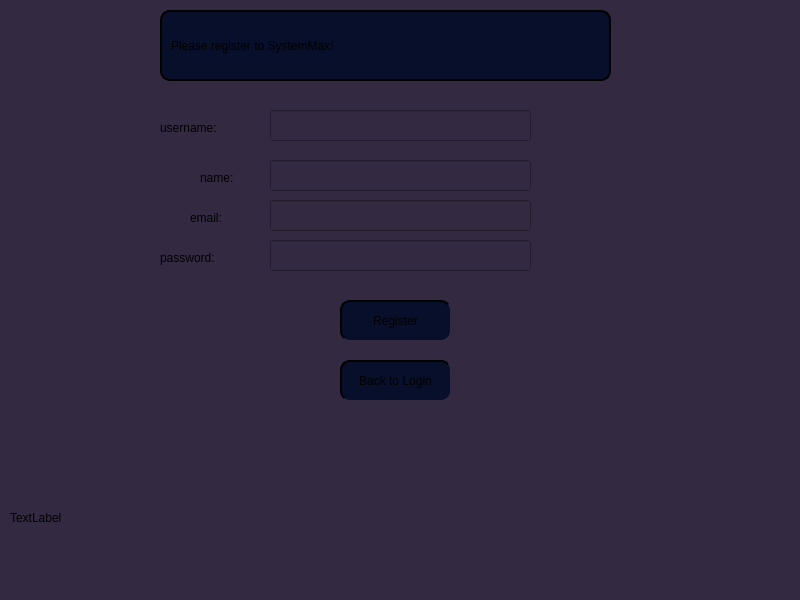
Old version of the form SystemMax-Client2/ui/register_form.ui in the repository vladistr08/SystemMax-Client.
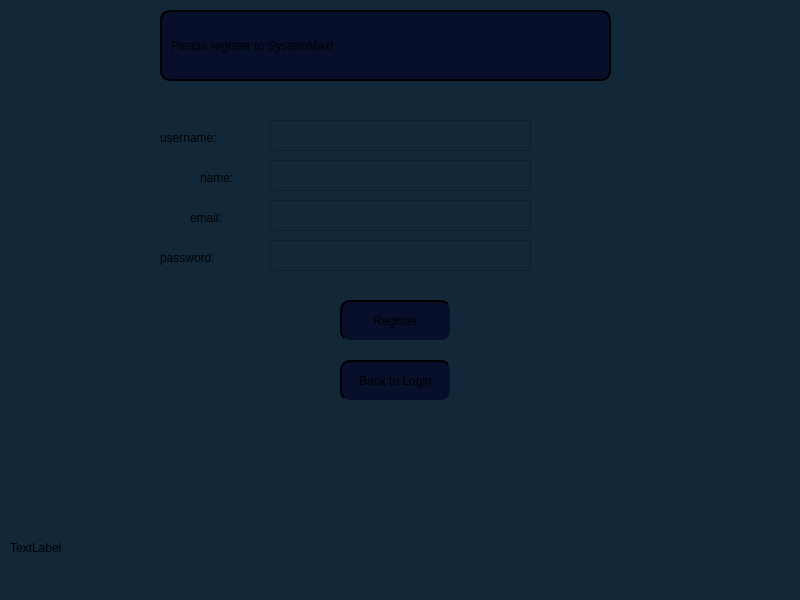
New version of the form.

Patch:
```diff
--- a/SystemMax-Client2/ui/register_form.ui
+++ b/SystemMax-Client2/ui/register_form.ui
@@ -14,7 +14,7 @@
    <string>MainWindow</string>
   </property>
   <property name="styleSheet">
-   <string notr="true">background-color: #332941;</string>
+   <string notr="true">background-color: #122839;</string>
   </property>
   <widget class="QWidget" name="centralwidget">
    <widget class="QPushButton" name="registerButton">
@@ -61,7 +61,7 @@
     <property name="geometry">
      <rect>
       <x>270</x>
-      <y>110</y>
+      <y>120</y>
       <width>261</width>
       <height>31</height>
      </rect>
@@ -128,7 +128,7 @@
     <property name="geometry">
      <rect>
       <x>160</x>
-      <y>120</y>
+      <y>130</y>
       <width>101</width>
       <height>16</height>
      </rect>
@@ -192,8 +192,8 @@
     <property name="geometry">
      <rect>
       <x>10</x>
-      <y>510</y>
-      <width>121</width>
+      <y>540</y>
+      <width>171</width>
       <height>16</height>
      </rect>
     </property>
```
